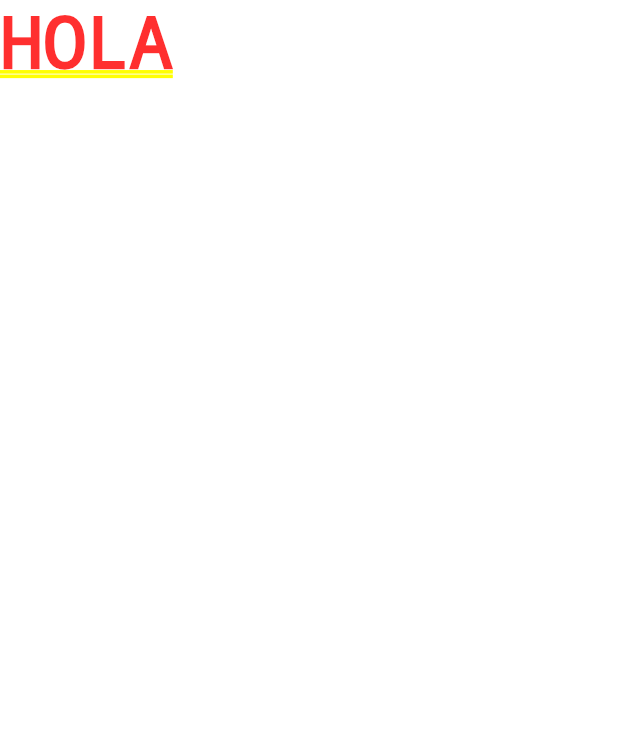
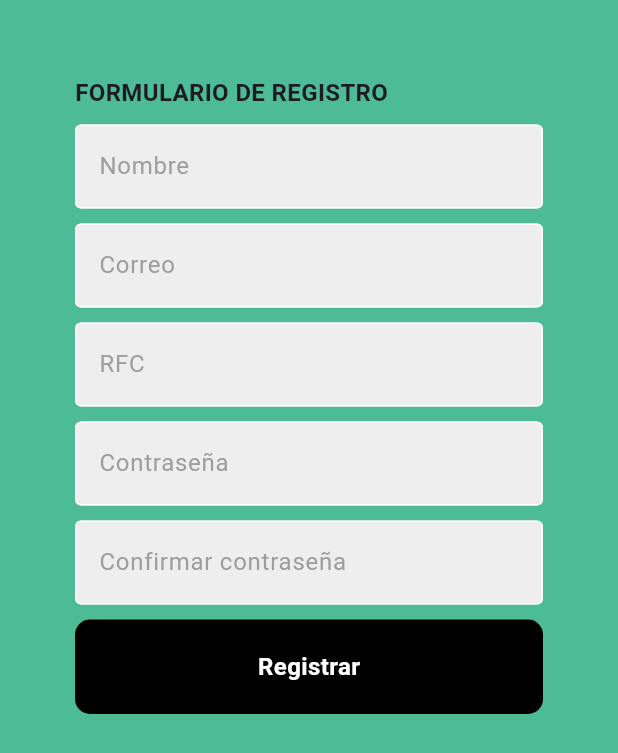
Before and after one commit to 17031484/timbox, a Flutter app: the screen it shows after launch, after a tap on "Registrate aquí", on a phone screen of 412 x 824 dp. Shown: the top 753 px of the screen. Run offline on Flutter 3.47's test engine with Material 3 defaults, Android fonts, the phone set to English and light mode, and no system bars; our stand-ins replace file_picker.

Commit message:
tercer commit

```diff
--- a/lib/pages/register_page.dart
+++ b/lib/pages/register_page.dart
@@ -1,4 +1,5 @@
 import 'package:flutter/material.dart';
+import 'package:flutter_application_1/components/my_textfield%20copy.dart';
 
 class RegisterPage extends StatefulWidget {
   const RegisterPage({super.key});
@@ -8,8 +9,155 @@ class RegisterPage extends StatefulWidget {
 }
 
 class _RegisterPageState extends State<RegisterPage> {
+  final nameController = TextEditingController();
+  final emailController = TextEditingController();
+  final rfcController = TextEditingController();
+  final passwordController = TextEditingController();
+  final confirmController = TextEditingController();
+  bool _validate = false;
   @override
   Widget build(BuildContext context) {
-    return Text('HOLA');
+    return Scaffold(
+        backgroundColor: const Color.fromARGB(255, 76, 187, 150),
+        body: SafeArea(
+          child: Row(
+            children: [
+              Expanded(
+                child: Column(
+                  crossAxisAlignment: CrossAxisAlignment.start,
+                  children: [
+                    const SizedBox(
+                      height: 50,
+                    ),
+                    const Padding(
+                      padding: EdgeInsets.symmetric(horizontal: 50.0),
+                      child: Text(
+                        'FORMULARIO DE REGISTRO',
+                        style: TextStyle(
+                            fontWeight: FontWeight.bold, fontSize: 16),
+                      ),
+                    ),
+                    const SizedBox(
+                      height: 10,
+                    ),
+                    MyTextField(
+                        controller: nameController,
+                        hintText: 'Nombre',
+                        obscureText: false,
+                        validate: _validate),
+                    const SizedBox(
+                      height: 10,
+                    ),
+                    MyTextField(
+                        controller: emailController,
+                        hintText: 'Correo',
+                        obscureText: false,
+                        validate: _validate),
+                    const SizedBox(
+                      height: 10,
+                    ),
+                    MyTextField(
+                        controller: rfcController,
+                        hintText: 'RFC',
+                        obscureText: false,
+                        validate: _validate),
+                    const SizedBox(
+                      height: 10,
+                    ),
+                    MyTextField(
+                        controller: passwordController,
+                        hintText: 'Contraseña',
+                        obscureText: true,
+                        validate: _validate),
+                    const SizedBox(
+                      height: 10,
+                    ),
+                    MyTextField(
+                        controller: confirmController,
+                        hintText: 'Confirmar contraseña',
+                        obscureText: true,
+                        validate: _validate),
+                    const SizedBox(
+                      height: 10,
+                    ),
+                    GestureDetector(
+                      onTap: () => {guardarDatos()},
+                      child: Container(
+                        padding: const EdgeInsets.all(20),
+                        margin: const EdgeInsets.symmetric(horizontal: 50),
+                        decoration: BoxDecoration(
+                            color: Colors.black,
+                            borderRadius: BorderRadius.circular(10)),
+                        child: const Center(
+                          child: Text(
+                            'Registrar',
+                            style: TextStyle(
+                                color: Colors.white,
+                                fontWeight: FontWeight.bold,
+                                fontSize: 16),
+                          ),
+                        ),
+                      ),
+                    )
+                  ],
+                ),
+              )
+            ],
+          ),
+        ));
+    ;
+  }
+
+  Future<void> guardarDatos() async {
+    List<TextEditingController> controllers = [
+      nameController,
+      emailController,
+      rfcController,
+      passwordController,
+      confirmController
+    ];
+
+    bool allFieldsFilled =
+        controllers.every((controller) => controller.text.isNotEmpty);
+    if (allFieldsFilled) {
+      print('Preocediendo');
+      var regBody = {
+        "nombre": nameController.text,
+        "correo": emailController.text,
+        "rfc": rfcController.text,
+        "domfiscal": domfisController.text,
+        "curp": curpController.text,
+        "nss": nssController.text,
+        "fechainicio": fechainiciolaboralController.text,
+        "tipocontrato": tipocontratoController.text,
+        "depto": deptoController.text,
+        "puesto": puestoController.text,
+        "salariodiario": salarioController.text,
+        "salario": salarioController.text,
+        "clventidad": clventidadController.text,
+        "estado": dropdownValue,
+      };
+      try {
+        var response = await http.post(
+          Uri.parse(routes.addColaborator),
+          headers: {"Content-Type": "application/json; charset=utf-8"},
+          body: jsonEncode(regBody),
+        );
+        //print(response.statusCode);
+        //print(response.body);
+
+        if (response.statusCode == 200) {
+          //Permite acceder, usuario y contraseña correctas
+          print(response.body);
+        }
+
+      } catch (e) {
+        print('Error en la solicitud POST: $e');
+        // Manejar el error, como mostrar un mensaje de error al usuario
+      }
+    } else {
+      //hacer un text con un set satate para mostrar el error
+      print('No se llenaron todos los campos correspondientes');
+    }
   }
 }
```
